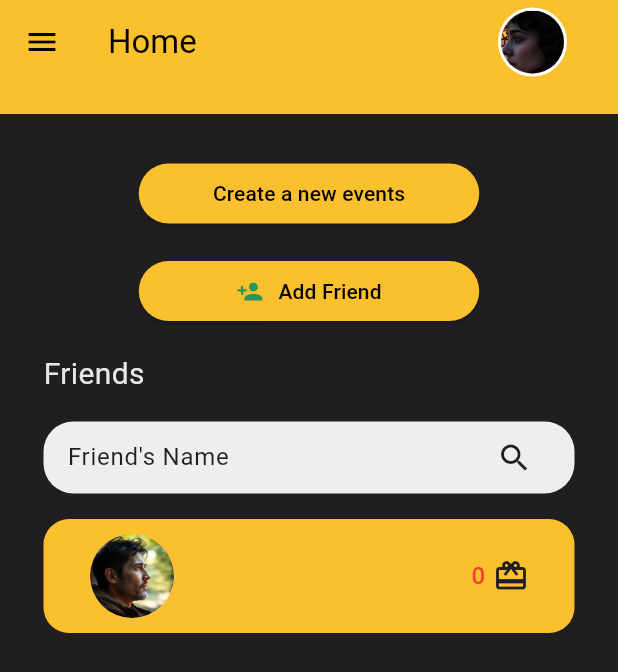
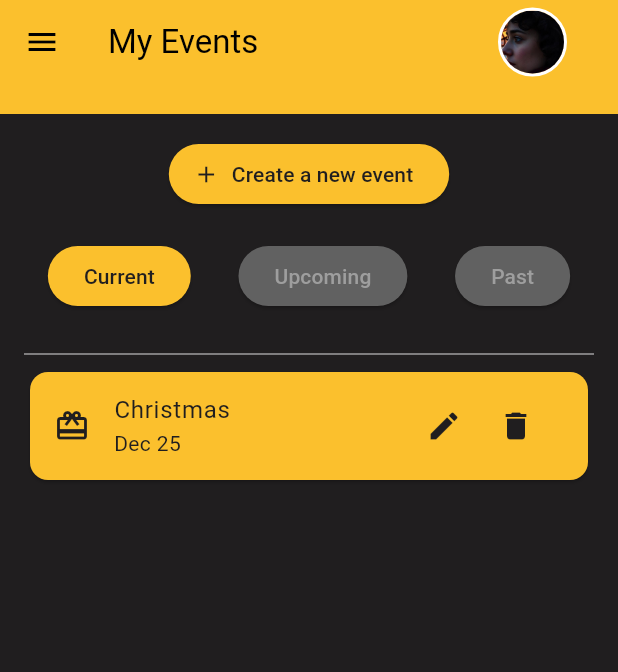
Before and after one commit to abdel6602/hedeyaty, a Flutter app: the HomePage screen opened directly, after a tap on the "search" icon, after a tap on the "menu" icon, after a tap on "My Events", on a phone screen of 412 x 824 dp. Shown: the top 672 px of the screen. Run offline on Flutter 3.47's test engine with Material 3 defaults, Android fonts, the phone set to English and light mode, and no system bars; our stand-ins replace image_picker, permission_handler, shared_preferences; accounts and stored records are empty.

Commit message:
fixed bugs and finished the my events page

```diff
--- a/lib/models/event.dart
+++ b/lib/models/event.dart
@@ -1,18 +1,48 @@
+import 'package:hedeyety2/models/user.dart';
+
+import 'gift.dart';
+
 class Event {
   final String title;
+  final String? address;
   final DateTime date;
+  final List<User> invitees;
+  final List<Gift> gifts;
 
-  Event({required this.title, required this.date});
+  Event({required this.title, required this.date, required this.invitees, required this.gifts, this.address});
 
   factory Event.fromJson(Map<String, dynamic> json) {
     return Event(
       title: json['title'],
       date: DateTime.parse(json['date']),
+      invitees: (json['invitees'] as List).map((e) => User.fromJson(e)).toList(),
+      gifts: (json['gifts'] as List).map((e) => Gift.fromJson(e)).toList(),
+      address: json['address']
     );
   }
 
   Map<String, dynamic> toJson() => {
     'title': title,
-    'date': date
+    'date': date,
+    'invitees': invitees.map((e) => e.toJson()).toList(),
+    'gifts': gifts.map((e) => e.toJson()).toList(),
+    'address': address
   };
+
+  void addInvitee(User user) {
+    invitees.add(user);
+  }
+
+  void removeInvitee(User user) {
+    invitees.remove(user);
+  }
+
+  void addGift(Gift gift) {
+    gifts.add(gift);
+  }
+
+  void removeGift(Gift gift) {
+    gifts.remove(gift);
+  }
+
 }
--- a/lib/pages/home_page.dart
+++ b/lib/pages/home_page.dart
@@ -60,7 +60,7 @@ class _HomePageState extends State<HomePage> {
         padding: const EdgeInsets.all(29.0),
         child: Column(
           children: [
-            _buildElevatedButton('Create a new events', () {
+            _buildElevatedButton('Create a new event', () {
               Navigator.push(context, MaterialPageRoute(builder:
                   (context) => CreateEvent(isCreating: true, isDarkMode: isDarkMode,)));
               // Navigate to the send gift page
--- /dev/null
+++ b/lib/pages/my_events.dart
@@ -0,0 +1,231 @@
+import 'package:flutter/material.dart';
+import 'package:hedeyety2/app_colors.dart';
+import 'package:hedeyety2/models/gift.dart';
+import 'package:hedeyety2/reusables/app_bar.dart';
+import 'package:hedeyety2/services/user_service.dart';
+import 'package:intl/intl.dart';
+import '../models/event.dart';
+import '../reusables/drawer.dart';
+import 'create_event.dart';
+
+class EventsPage extends StatefulWidget {
+  bool isDarkMode;
+
+  EventsPage({super.key, required this.isDarkMode});
+
+  @override
+  State<EventsPage> createState() => _EventsPageState(isDarkMode: isDarkMode);
+}
+
+class _EventsPageState extends State<EventsPage> {
+  bool isDarkMode;
+  String chosenMode = "Current";
+  _EventsPageState({required this.isDarkMode});
+
+  List<Event> events = [
+    Event(title: "Christmas", date: DateTime(2024,12, 25), invitees: [
+      Userservices.getFriendsList()[0],
+      Userservices.getFriendsList()[1],
+      Userservices.getFriendsList()[2],
+    ], gifts: [
+      Gift(name: "ps5", description: "sdska", imageUrl: "images/Playstation 5.jpeg", price: "700", id: "2", requestingUserId: "2", pledgedUserId: "2", isPledged: true, categoryId: "1"),
+      Gift(name: "ps5", description: "sdska", imageUrl: "images/Playstation 5.jpeg", price: "700", id: "2", requestingUserId: "2", pledgedUserId: "2", isPledged: true, categoryId: "1"),
+    ]),
+    Event(title: "Birthday", date: DateTime(2025, 3, 7), invitees: [
+      Userservices.getFriendsList()[0],
+      Userservices.getFriendsList()[1],
+      Userservices.getFriendsList()[2],
+    ], gifts: [
+      Gift(name: "ps5", description: "sdska", imageUrl: "images/Playstation 5.jpeg", price: "700", id: "2", requestingUserId: "2", pledgedUserId: "2", isPledged: true, categoryId: "1"),
+      Gift(name: "ps5", description: "sdska", imageUrl: "images/Playstation 5.jpeg", price: "700", id: "2", requestingUserId: "2", pledgedUserId: "2", isPledged: true, categoryId: "1"),
+    ]),
+    Event(title: "Wedding", date: DateTime(2024, 10, 2), invitees: [
+      Userservices.getFriendsList()[0],
+      Userservices.getFriendsList()[1],
+      Userservices.getFriendsList()[2],
+    ], gifts: [
+      Gift(name: "ps5", description: "sdska", imageUrl: "images/Playstation 5.jpeg", price: "700", id: "2", requestingUserId: "2", pledgedUserId: "2", isPledged: true, categoryId: "1"),
+      Gift(name: "ps5", description: "sdska", imageUrl: "images/Playstation 5.jpeg", price: "700", id: "2", requestingUserId: "2", pledgedUserId: "2", isPledged: true, categoryId: "1"),
+    ]),
+  ];
+
+  Future<void> showCreateEvent() async {
+    final event = await Navigator.push(context, MaterialPageRoute(builder: (context) => CreateEvent(isDarkMode: isDarkMode, isCreating: true,)));
+    if(event != null){
+      setState(() {
+        events.add(event);
+        events.sort((a,b) => a.date.compareTo(b.date));
+      });
+    }
+  }
+
+  @override
+  void initState() {
+    // TODO: implement initState
+    super.initState();
+    events.sort((a,b) => a.date.compareTo(b.date));
+    print(events);
+  }
+  @override
+  Widget build(BuildContext context) {
+    return Scaffold(
+      backgroundColor: isDarkMode
+          ? AppColors.primaryDark
+          : AppColors.primaryLight, // Dark Background
+      appBar: CustomAppBar(
+          showProfilePicture: true, title: "My Events", isDarkMode: isDarkMode),
+      drawer: MyDrawer(theme: isDarkMode),
+      body: Padding(
+        padding: const EdgeInsets.all(16.0),
+        child: Column(
+          children: [
+            ElevatedButton.icon(
+              onPressed: () {
+                showCreateEvent();
+              },
+              icon: Icon(
+                Icons.add,
+                color: isDarkMode ? AppColors.primaryDark : AppColors.textColor,
+              ),
+              label: Text("Create a new event",
+                  style: TextStyle(
+                      color: isDarkMode
+                          ? AppColors.primaryDark
+                          : AppColors.textColor)),
+              style: ElevatedButton.styleFrom(
+                backgroundColor:
+                    isDarkMode ? AppColors.thirdDark : AppColors.secondaryDark,
+              ),
+            ),
+            const SizedBox(height: 20),
+            Row(
+              mainAxisAlignment: MainAxisAlignment.spaceAround,
+              children: [
+                ElevatedButton(
+                  onPressed: () {
+                    setState(() {
+                      chosenMode = "Current";
+                    });
+                  },
+                  child: Text("Current",
+                      style: TextStyle(color: (chosenMode == "Current")
+                          ? AppColors.primaryDark
+                          : Colors.grey)),
+                  style: ElevatedButton.styleFrom(
+                      backgroundColor: chosenMode == "Current"
+                          ? AppColors.thirdDark
+                          : Colors.grey[700]),
+                ),
+                ElevatedButton(
+                  onPressed: () {
+                    setState(() {
+                      chosenMode = "Upcoming";
+                    });
+                  },
+                  child: Text("Upcoming",
+                      style: TextStyle(color: (chosenMode == "Upcoming")
+                          ? AppColors.primaryDark
+                          : Colors.grey)),
+                  style: ElevatedButton.styleFrom(
+                      backgroundColor: (chosenMode == "Upcoming")
+                          ? AppColors.thirdDark
+                          : Colors.grey[700]),
+                ),
+                ElevatedButton(
+                  onPressed: () {
+                    setState(() {
+                      chosenMode = "Past";
+                    });
+                  },
+                  child:
+                    Text("Past", style: TextStyle(color: (chosenMode == "Past")
+                    ? AppColors.primaryDark
+                    : Colors.grey)),
+                  style: ElevatedButton.styleFrom(
+                      backgroundColor: (chosenMode == "Past")
+                          ? AppColors.thirdDark
+                          : Colors.grey[700]
+                  ),
+                ),
+              ],
+            ),
+            const SizedBox(height: 20),
+            // Row(
+            //   children: [
+            //     const Icon(Icons.filter_list, color: Colors.grey),
+            //     const SizedBox(width: 8),
+            //     const Text("Name", style: TextStyle(color: Colors.grey)),
+            //     const Spacer(),
+            //     const Text("Category", style: TextStyle(color: Colors.grey)),
+            //     const Icon(Icons.arrow_drop_down, color: Colors.grey)
+            //   ],
+            // ),
+            const Divider(color: Colors.grey),
+            Expanded(
+              child: ListView.builder(
+                itemCount: events.length,
+                itemBuilder: (context, index) {
+                  final event = events[index];
+                  final now = DateTime.now();
+                  if(chosenMode == "Current"){
+                    if(event.date.isBefore(now)){
+                      //skip
+                      return const SizedBox.shrink();
+                    }
+                    if(event.date.difference(now).inDays > 30){
+                      return const SizedBox.shrink();
+                    }
+                  }
+                  if(chosenMode == "Upcoming"){
+                    if(event.date.isBefore(now)){
+                      return const SizedBox.shrink();
+                    }
+                  }
+                  if(chosenMode == "Past"){
+                    if(event.date.isAfter(now)){
+                      return const SizedBox.shrink();
+                    }
+                  }
+                  print(event.toJson());
+                  return Card(
+                    color: isDarkMode ? AppColors.thirdDark : AppColors.secondaryDark,
+                    child: ListTile(
+                      leading:
+                        Icon(Icons.card_giftcard, color: isDarkMode ? AppColors.primaryDark : AppColors.textColor),
+                      title: Text(event.title,
+                          style: TextStyle(color: isDarkMode ? AppColors.primaryDark : AppColors.textColor)),
+                      subtitle: Text(DateFormat('MMM d').format(event.date),
+                          style: TextStyle(color: isDarkMode ? AppColors.primaryDark : AppColors.textColor)),
+                      trailing: Row(
+                        mainAxisSize: MainAxisSize.min,
+                        children: [
+                          IconButton(
+                            icon: Icon(Icons.edit, color: isDarkMode ? AppColors.primaryDark : AppColors.textColor),
+                            onPressed: () async {
+                              events[index] = await Navigator.push(context, MaterialPageRoute(builder: (context) => CreateEvent(event: event, isDarkMode: isDarkMode, isCreating: false,)));
+                              setState(() {
+                                events.sort((a,b) => a.date.compareTo(b.date));
+                              });
+                              },
+                          ),
+                          IconButton(
+                            icon: Icon(Icons.delete, color: isDarkMode ? AppColors.primaryDark : AppColors.textColor),
+                            onPressed: () {
+                              setState(() {
+                                events.removeAt(index);
+                              });
+                            },
+                          ),
+                        ],
+                      ),
+                    ),
+                  );
+                },
+              ),
+            ),
+          ],
+        ),
+      ),
+    );
+  }
+}
--- a/lib/pages/profile_page.dart
+++ b/lib/pages/profile_page.dart
@@ -17,9 +17,9 @@ class ProfilePage extends StatefulWidget {
 class _ProfilePageState extends State<ProfilePage> {
 
   final List<Event> _events = [
-    Event(title: "Birthday", date: DateTime(2025, 12, 17)),
-    Event(title: "Graduation", date: DateTime(2025, 1, 2)),
-    Event(title: "Wedding", date: DateTime(2025, 6, 6)),
+    Event(title: "Birthday", date: DateTime(2025, 12, 17), invitees: [], gifts: []),
+    Event(title: "Graduation", date: DateTime(2025, 1, 2), invitees: [], gifts: []),
+    Event(title: "Wedding", date: DateTime(2025, 6, 6), invitees: [], gifts: []),
   ];
 
   final User profile = User(
--- a/lib/reusables/drawer.dart
+++ b/lib/reusables/drawer.dart
@@ -1,4 +1,5 @@
 import 'package:flutter/material.dart';
+import 'package:hedeyety2/pages/my_events.dart';
 import '../app_colors.dart';
 import '../pages/home_page.dart';
 import '../pages/login_page.dart';
@@ -64,7 +65,7 @@ class MyDrawer extends StatelessWidget {
             title: Text('My Events'),
             onTap: () {
               // Handle My Events tap
-              Navigator.pop(context); // Close the drawer
+              Navigator.push(context, MaterialPageRoute(builder: (context) => EventsPage(isDarkMode: theme))); // Close the drawer
               // Navigate to My Events screen
             },
           ),
--- a/pubspec.yaml
+++ b/pubspec.yaml
@@ -37,6 +37,8 @@ dependencies:
   cupertino_icons: ^1.0.8
   intl: ^0.20.1
   shared_preferences: ^2.3.3
+  image_picker: ^1.1.2
+  permission_handler: ^11.3.1
 
 dev_dependencies:
   flutter_test:
```
Also changed, not shown: lib/pages/add_friend.dart (+103 -27 lines), lib/pages/create_event.dart (+111 -20 lines), lib/pages/gift_details.dart (+53 -6 lines), lib/pages/invite_friend.dart (added, +136 -0 lines), images/sarah.jpeg (added), pubspec.lock, 3 other files.
